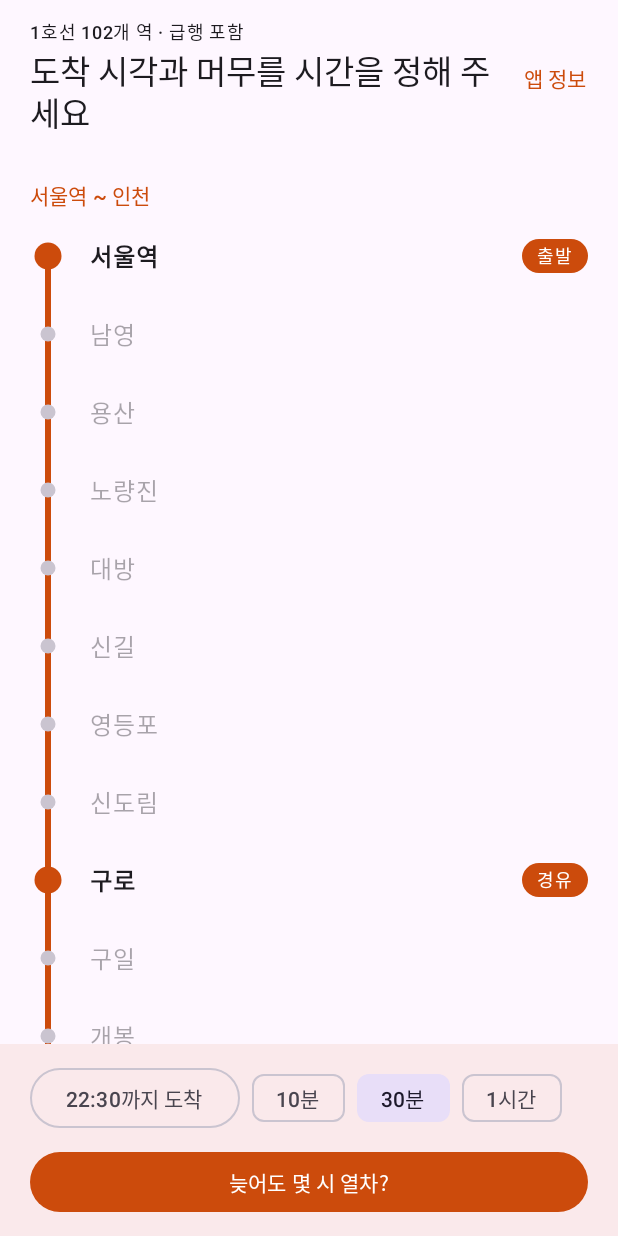
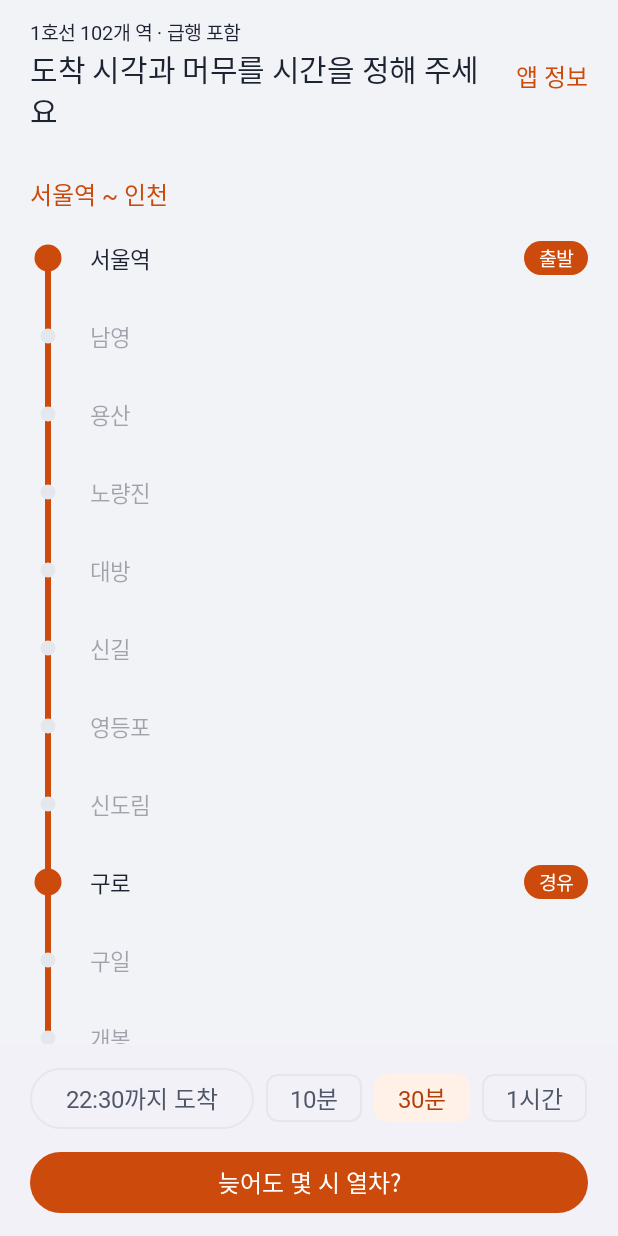
Before and after one commit to Teumta/Teumta-Android, an Android app built with Jetpack Compose: the screen it shows after launch (MainActivity), on a phone screen of 412 x 824 dp. Run offline under Robolectric (Android 15) with nearby library versions, the phone set to English and light mode, and no system bars; our stand-ins replace Dagger/Hilt's generated code; libraries missing offline, so code that uses them is left out: androidx.hilt.lifecycle; network calls fail; Roboto replaces fonts that are not available here; 1 statement that could not run was skipped.

Commit message:
[#33]- feat: 앱 테마를 디자인 시스템(TeumtaTheme)으로 교체

```diff
--- a/app/build.gradle.kts
+++ b/app/build.gradle.kts
@@ -72,6 +72,7 @@ android {
 }
 
 dependencies {
+    implementation(project(":core:designsystem"))
     implementation(platform(libs.androidx.compose.bom))
     implementation(libs.androidx.activity.compose)
     implementation(libs.androidx.compose.material3)
--- a/app/src/main/java/com/teumta/app/MainActivity.kt
+++ b/app/src/main/java/com/teumta/app/MainActivity.kt
@@ -5,7 +5,7 @@ import androidx.activity.ComponentActivity
 import androidx.activity.compose.setContent
 import androidx.activity.enableEdgeToEdge
 import com.teumta.app.ui.navigation.TeumtaNavHost
-import com.teumta.app.ui.theme.TeumtaTheme
+import com.teumta.core.designsystem.theme.TeumtaTheme
 import dagger.hilt.android.AndroidEntryPoint
 
 // 이 화면 안에서 hiltViewModel()로 ViewModel를 받을 수 있게 한다
--- a/app/src/main/java/com/teumta/app/ui/info/InfoScreen.kt
+++ b/app/src/main/java/com/teumta/app/ui/info/InfoScreen.kt
@@ -23,7 +23,7 @@ import androidx.compose.ui.platform.LocalUriHandler
 import androidx.compose.ui.tooling.preview.Preview
 import androidx.compose.ui.unit.dp
 import com.teumta.app.BuildConfig
-import com.teumta.app.ui.theme.TeumtaTheme
+import com.teumta.core.designsystem.theme.TeumtaTheme
 
 @Composable
 fun InfoScreen(onBack: () -> Unit) {
--- a/app/src/main/java/com/teumta/app/ui/input/InputScreen.kt
+++ b/app/src/main/java/com/teumta/app/ui/input/InputScreen.kt
@@ -50,7 +50,7 @@ import androidx.hilt.lifecycle.viewmodel.compose.hiltViewModel
 import androidx.lifecycle.compose.collectAsStateWithLifecycle
 import com.teumta.app.domain.StationTree
 import com.teumta.app.domain.model.Station
-import com.teumta.app.ui.theme.TeumtaTheme
+import com.teumta.core.designsystem.theme.TeumtaTheme
 import java.time.LocalTime
 import java.time.format.DateTimeFormatter
 
--- a/app/src/main/java/com/teumta/app/ui/theme/Color.kt
+++ /dev/null
@@ -1,13 +0,0 @@
-package com.teumta.app.ui.theme
-
-import androidx.compose.ui.graphics.Color
-
-val Purple80 = Color(0xFFD0BCFF)
-val PurpleGrey80 = Color(0xFFCCC2DC)
-val Pink80 = Color(0xFFEFB8C8)
-
-val Purple40 = Color(0xFF6650a4)
-val PurpleGrey40 = Color(0xFF625b71)
-val Pink40 = Color(0xFF7D5260)
-
-val Orange600 = Color(0xFFCC4B0C)
--- a/app/src/main/java/com/teumta/app/ui/theme/Theme.kt
+++ /dev/null
@@ -1,60 +0,0 @@
-package com.teumta.app.ui.theme
-
-import android.app.Activity
-import android.os.Build
-import androidx.compose.foundation.isSystemInDarkTheme
-import androidx.compose.material3.MaterialTheme
-import androidx.compose.material3.darkColorScheme
-import androidx.compose.material3.dynamicDarkColorScheme
-import androidx.compose.material3.dynamicLightColorScheme
-import androidx.compose.material3.lightColorScheme
-import androidx.compose.runtime.Composable
-import androidx.compose.ui.graphics.Color
-import androidx.compose.ui.platform.LocalContext
-
-private val DarkColorScheme = darkColorScheme(
-    primary = Orange600,
-    onPrimary = Color.White,
-    secondary = PurpleGrey80,
-    tertiary = Pink80
-)
-
-private val LightColorScheme = lightColorScheme(
-    primary = Orange600,
-    secondary = PurpleGrey40,
-    tertiary = Pink40
-
-    /* Other default colors to override
-    background = Color(0xFFFFFBFE),
-    surface = Color(0xFFFFFBFE),
-    onPrimary = Color.White,
-    onSecondary = Color.White,
-    onTertiary = Color.White,
-    onBackground = Color(0xFF1C1B1F),
-    onSurface = Color(0xFF1C1B1F),
-    */
-)
-
-@Composable
-fun TeumtaTheme(
-    darkTheme: Boolean = isSystemInDarkTheme(),
-    // Dynamic color is available on Android 12+
-    dynamicColor: Boolean = false,
-    content: @Composable () -> Unit
-) {
-    val colorScheme = when {
-        dynamicColor && Build.VERSION.SDK_INT >= Build.VERSION_CODES.S -> {
-            val context = LocalContext.current
-            if (darkTheme) dynamicDarkColorScheme(context) else dynamicLightColorScheme(context)
-        }
-
-        darkTheme -> DarkColorScheme
-        else -> LightColorScheme
-    }
-
-    MaterialTheme(
-        colorScheme = colorScheme,
-        typography = Typography,
-        content = content
-    )
-}
--- a/app/src/main/java/com/teumta/app/ui/theme/Type.kt
+++ /dev/null
@@ -1,34 +0,0 @@
-package com.teumta.app.ui.theme
-
-import androidx.compose.material3.Typography
-import androidx.compose.ui.text.TextStyle
-import androidx.compose.ui.text.font.FontFamily
-import androidx.compose.ui.text.font.FontWeight
-import androidx.compose.ui.unit.sp
-
-// Set of Material typography styles to start with
-val Typography = Typography(
-    bodyLarge = TextStyle(
-        fontFamily = FontFamily.Default,
-        fontWeight = FontWeight.Normal,
-        fontSize = 16.sp,
-        lineHeight = 24.sp,
-        letterSpacing = 0.5.sp
-    )
-    /* Other default text styles to override
-    titleLarge = TextStyle(
-        fontFamily = FontFamily.Default,
-        fontWeight = FontWeight.Normal,
-        fontSize = 22.sp,
-        lineHeight = 28.sp,
-        letterSpacing = 0.sp
-    ),
-    labelSmall = TextStyle(
-        fontFamily = FontFamily.Default,
-        fontWeight = FontWeight.Medium,
-        fontSize = 11.sp,
-        lineHeight = 16.sp,
-        letterSpacing = 0.5.sp
-    )
-    */
-)
--- a/core/designsystem/src/main/kotlin/com/teumta/core/designsystem/theme/Theme.kt
+++ b/core/designsystem/src/main/kotlin/com/teumta/core/designsystem/theme/Theme.kt
@@ -50,8 +50,9 @@ fun TeumtaColors.toColorScheme(dark: Boolean): ColorScheme {
         onPrimaryContainer = textAccent,
         secondary = accentDefault,
         onSecondary = textOnAccent,
-        secondaryContainer = bgField,
-        onSecondaryContainer = textPrimary,
+        // 고른 칩(FilterChip)의 바탕. 회색(bgField)이면 바탕과 구분이 안 돼서 강조색 옅은 바탕을 쓴다
+        secondaryContainer = bgAccentSubtle,
+        onSecondaryContainer = textAccent,
         tertiary = routeLine1,
         onTertiary = textOnAccent,
         background = bgCanvas,
@@ -60,8 +61,12 @@ fun TeumtaColors.toColorScheme(dark: Boolean): ColorScheme {
         onSurface = textPrimary,
         surfaceVariant = bgField,
         onSurfaceVariant = textSecondary,
+        // 카드(Card)·시트가 쓰는 바탕. 비워 두면 Material 기본값(보랏빛 회색)이 나와서 모두 bgSurface로 맞춘다
+        surfaceContainerLowest = bgSurface,
+        surfaceContainerLow = bgSurface,
         surfaceContainer = bgSurface,
         surfaceContainerHigh = bgSurface,
+        surfaceContainerHighest = bgSurface,
         inverseSurface = bgInverse,
         inverseOnSurface = textOnInverse,
         outline = borderDefault,
```
